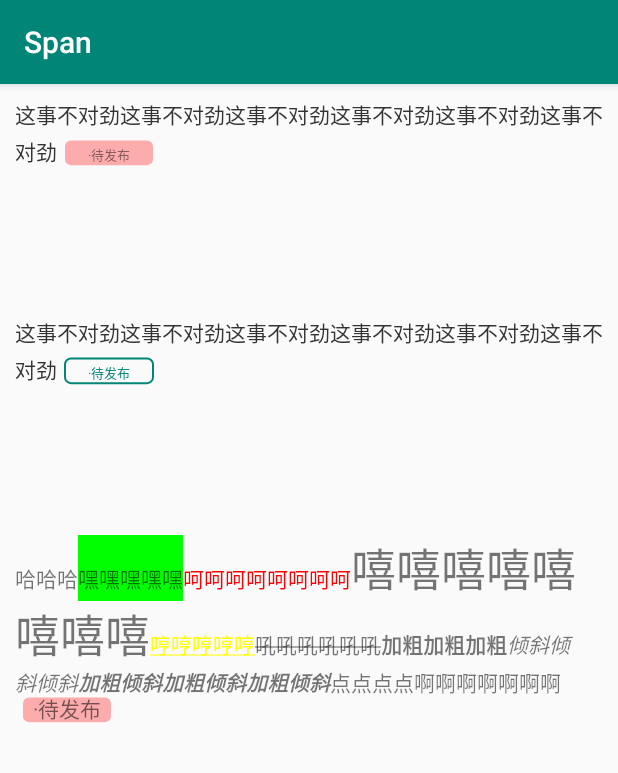
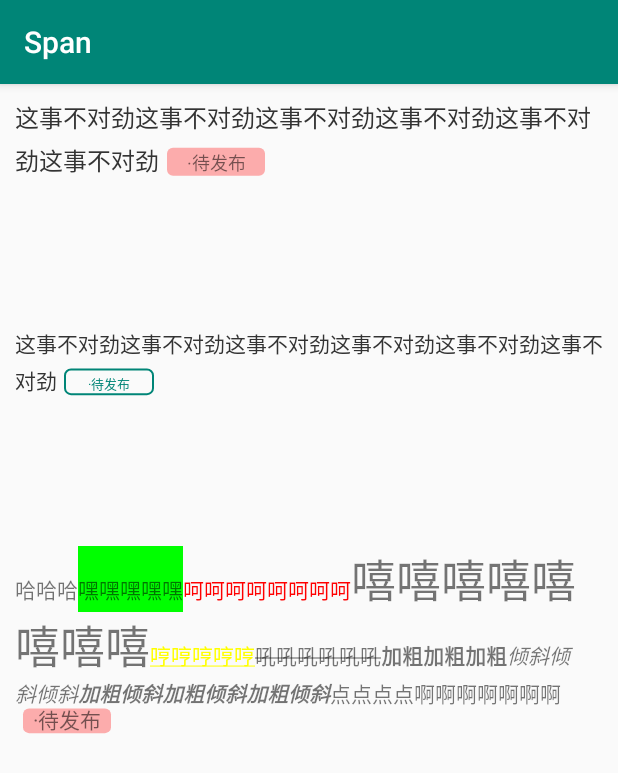
Before and after one commit to FZ985/Span, an Android app: the screen it shows after launch (MainActivity), on a phone screen of 412 x 824 dp. Shown: the top 773 px of the screen. Run offline under Robolectric (Android 15) with nearby library versions, the phone set to English and light mode, and no system bars.

Commit message:
添加Span使用3

```diff
--- a/app/src/main/java/com/text/span/MainActivity.java
+++ b/app/src/main/java/com/text/span/MainActivity.java
@@ -1,5 +1,6 @@
 package com.text.span;
 
+import android.content.Context;
 import android.graphics.Color;
 import android.graphics.Paint;
 import android.graphics.Typeface;
@@ -27,6 +28,11 @@ public class MainActivity extends AppCompatActivity {
         init();
     }
 
+    public static int dip2px(Context context, float dpValue) {
+        final float scale = context.getResources().getDisplayMetrics().density;
+        return (int) (dpValue * scale + 0.5f);
+    }
+
     private void init() {
         Span.impl()
                 .append(Span.builder("这事不对劲这事不对劲这事不对劲这事不对劲这事不对劲这事不对劲")
@@ -39,7 +45,7 @@ public class MainActivity extends AppCompatActivity {
                                 10,
                                 8f,
                                 8f)
-                                .textSize(main_tv.getTextSize() - 8)))
+                                .textSize(dip2px(MainActivity.this, 12))))
                 .into(main_tv);
 
         Span.impl()
--- a/app/src/main/res/layout/activity_main.xml
+++ b/app/src/main/res/layout/activity_main.xml
@@ -10,16 +10,17 @@
 
     <TextView
         android:id="@+id/main_tv"
+        android:layout_width="wrap_content"
+        android:layout_height="wrap_content"
         android:lineSpacingMultiplier="1.2"
-        android:layout_width="wrap_content"
-        android:layout_height="wrap_content" />
+        android:textSize="16dp" />
 
     <TextView
         android:id="@+id/tv2"
-        android:lineSpacingMultiplier="1.2"
         android:layout_width="wrap_content"
         android:layout_height="wrap_content"
-        android:layout_marginTop="100dp" />
+        android:layout_marginTop="100dp"
+        android:lineSpacingMultiplier="1.2" />
 
     <TextView
         android:id="@+id/custom_tv"
```
